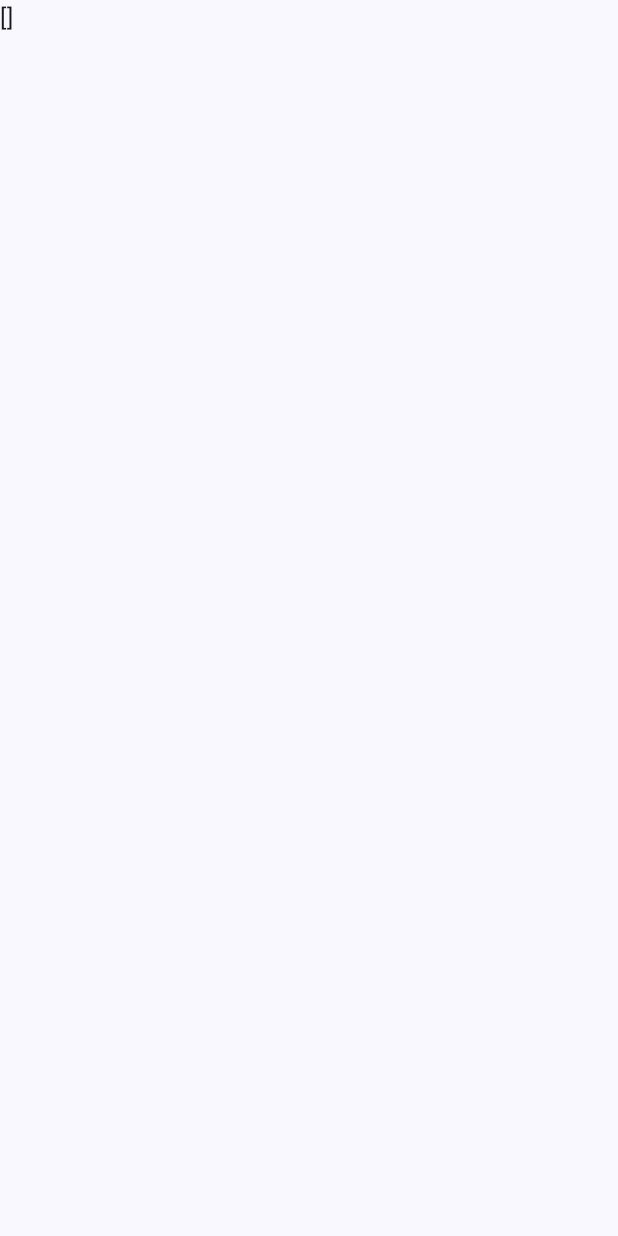
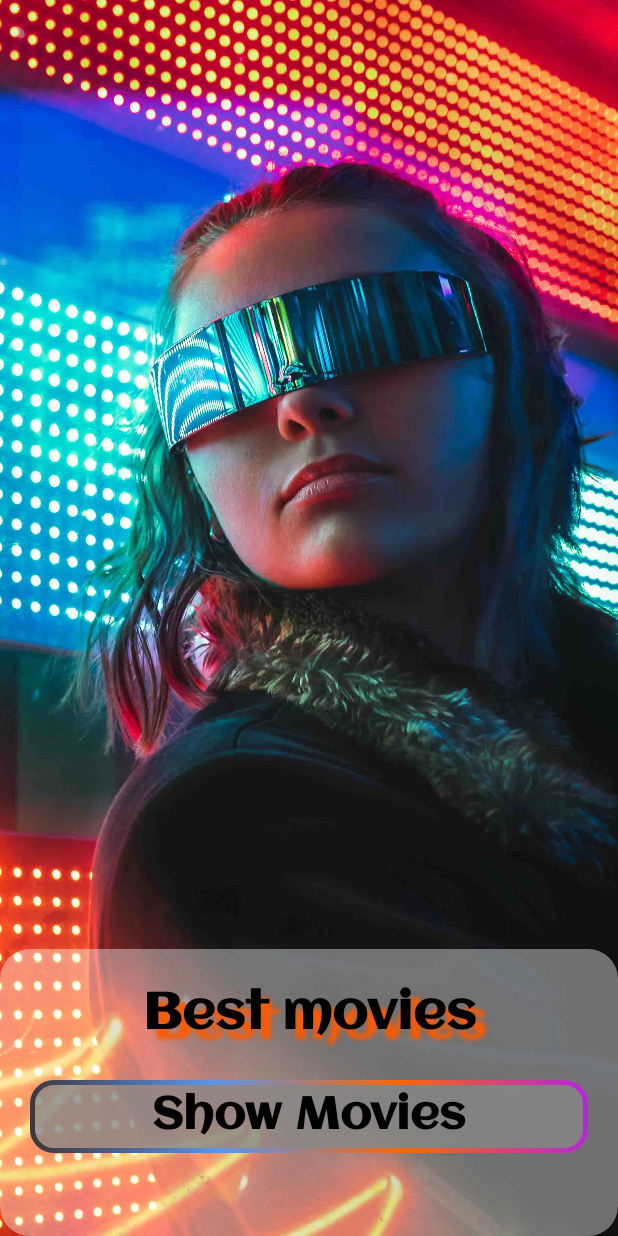
Before and after one commit to nakulsudhakar035/MoviesList, an Android app built with Jetpack Compose: the screen it shows after launch (MainActivity), on a phone screen of 412 x 824 dp. Before the commit the screen is almost empty. Run offline under Robolectric (Android 15) with nearby library versions, the phone set to English and light mode, and no system bars.

Commit message:
Added welcome and home screen.

```diff
--- a/app/src/main/java/com/nakuls/movieslist/MainActivity.kt
+++ b/app/src/main/java/com/nakuls/movieslist/MainActivity.kt
@@ -1,6 +1,7 @@
 package com.nakuls.movieslist
 
 import android.os.Bundle
+import android.view.WindowManager
 import androidx.activity.ComponentActivity
 import androidx.activity.compose.setContent
 import androidx.compose.foundation.background
@@ -11,8 +12,13 @@ import androidx.compose.material3.Surface
 import androidx.compose.material3.Text
 import androidx.compose.runtime.Composable
 import androidx.compose.ui.Modifier
+import androidx.compose.ui.geometry.Offset
+import androidx.compose.ui.graphics.Brush
+import androidx.compose.ui.graphics.Color
 import androidx.compose.ui.tooling.preview.Preview
+import androidx.core.view.WindowCompat
 import androidx.lifecycle.viewmodel.compose.viewModel
+import com.nakuls.movieslist.navigation.Navigation
 import com.nakuls.movieslist.ui.theme.MoviesListTheme
 import com.nakuls.movieslist.viewModel.MovieViewModel
 
@@ -22,13 +28,34 @@ class MainActivity : ComponentActivity() {
         setContent {
             MoviesListTheme {
                 // A surface container using the 'background' color from the theme
+                WindowCompat.setDecorFitsSystemWindows(window, false)
+                window.setFlags(
+                    WindowManager.LayoutParams.FLAG_LAYOUT_NO_LIMITS,
+                    WindowManager.LayoutParams.FLAG_LAYOUT_NO_LIMITS
+                )
+                val linearGradientBrush = Brush.linearGradient(
+                    colors = listOf(
+                        Color(0xFFB226E1),
+                        Color(0xFFFC6603),
+                        Color(0xFF5995EE),
+                        Color(0xFF3D3535)
+                    ),
+                    start = Offset(Float.POSITIVE_INFINITY, 0f),
+                    end = Offset(0f, Float.POSITIVE_INFINITY),
+                )
                 Surface(
                     modifier = Modifier.fillMaxSize(),
                     color = MaterialTheme.colorScheme.background
                 ) {
                     val movieViewModel = viewModel<MovieViewModel>()
                     val state = movieViewModel.state
-                    Text(text = state.movies.toString())
+                    Box(
+                        modifier = Modifier
+                            .fillMaxSize()
+                            .background(linearGradientBrush)
+                    ) {
+                        Navigation()
+                    }
                 }
             }
         }
--- /dev/null
+++ b/app/src/main/java/com/nakuls/movieslist/navigation/NavHost.kt
@@ -0,0 +1,20 @@
+package com.nakuls.movieslist.navigation
+
+import androidx.compose.runtime.Composable
+import androidx.navigation.compose.NavHost
+import androidx.navigation.compose.composable
+import androidx.navigation.compose.rememberNavController
+
+@Composable
+fun Navigation() {
+
+    val navController = rememberNavController()
+    NavHost(navController = navController, startDestination = "Welcome Screen") {
+        composable("Welcome Screen"){
+            WelcomeScreen(navController = navController)
+        }
+        composable("Home Screen"){
+            HomeScreen(navController = navController)
+        }
+    }
+}
--- /dev/null
+++ b/app/src/main/java/com/nakuls/movieslist/navigation/WelcomeScreen.kt
@@ -0,0 +1,114 @@
+package com.nakuls.movieslist.navigation
+
+import androidx.compose.foundation.BorderStroke
+import androidx.compose.foundation.Image
+import androidx.compose.foundation.background
+import androidx.compose.foundation.border
+import androidx.compose.foundation.layout.Arrangement
+import androidx.compose.foundation.layout.Box
+import androidx.compose.foundation.layout.Column
+import androidx.compose.foundation.layout.fillMaxSize
+import androidx.compose.foundation.layout.fillMaxWidth
+import androidx.compose.foundation.layout.padding
+import androidx.compose.foundation.layout.wrapContentHeight
+import androidx.compose.foundation.shape.RoundedCornerShape
+import androidx.compose.material3.Button
+import androidx.compose.material3.ButtonDefaults
+import androidx.compose.material3.Text
+import androidx.compose.runtime.Composable
+import androidx.compose.ui.Alignment
+import androidx.compose.ui.Modifier
+import androidx.compose.ui.geometry.Offset
+import androidx.compose.ui.graphics.Brush
+import androidx.compose.ui.graphics.Color
+import androidx.compose.ui.graphics.Shadow
+import androidx.compose.ui.layout.ContentScale
+import androidx.compose.ui.res.painterResource
+import androidx.compose.ui.text.TextStyle
+import androidx.compose.ui.text.font.Font
+import androidx.compose.ui.text.font.FontFamily
+import androidx.compose.ui.text.font.FontWeight
+import androidx.compose.ui.text.style.TextAlign
+import androidx.compose.ui.unit.dp
+import androidx.compose.ui.unit.sp
+import androidx.navigation.NavHostController
+import com.nakuls.movieslist.R
+
+@Composable
+fun WelcomeScreen(navController: NavHostController) {
+
+    val modifier = Modifier
+    Box(modifier = modifier.fillMaxSize()){
+        Image(
+            painter = painterResource(id = R.drawable.welcome_image),
+            contentDescription = "",
+            modifier.fillMaxSize(),
+            contentScale = ContentScale.Crop
+        )
+        Column(
+            modifier
+                .wrapContentHeight()
+                .fillMaxWidth()
+                .align(Alignment.BottomCenter)
+                .background(color = Color.White.copy(0.4f), RoundedCornerShape(20.dp)),
+            verticalArrangement = Arrangement.Bottom,
+            horizontalAlignment = Alignment.CenterHorizontally
+        ) {
+            val offset = Offset(10f,10f)
+            Text(
+                text = "Best movies",
+                modifier.padding(vertical = 25.dp),
+                fontWeight = FontWeight.Bold,
+                color = Color.Black,
+                style = TextStyle(
+                    fontSize = 34.sp,
+                    shadow = Shadow(
+                        color = Color(0xFFFC5A03),
+                        offset = offset,
+                        blurRadius = 3f
+                    ),
+                    fontFamily = FontFamily(Font(R.font.aclonica)),
+                    textAlign = TextAlign.Center
+                )
+            )
+            val linearGradientBrush = Brush.linearGradient(
+                colors = listOf(
+                    Color(0xFFB226E1),
+                    Color(0xFFFC6603),
+                    Color(0xFF5995EE),
+                    Color(0xFF3D3535)
+                ),
+                start = Offset(Float.POSITIVE_INFINITY, 0f),
+                end = Offset(0f, Float.POSITIVE_INFINITY),
+            )
+            Button(
+                onClick = {
+                    navController.navigate("Home Screen")
+                          },
+                modifier
+                    .padding(bottom = 55.dp, start = 20.dp, end = 20.dp)
+                    .fillMaxWidth()
+                    .background(color = Color.Gray.copy(0.8f), RoundedCornerShape(16.dp))
+                    .border(
+                        BorderStroke(
+                            3.dp,
+                            linearGradientBrush
+                        ),
+                        shape = RoundedCornerShape(16.dp)
+                    ),
+                colors = ButtonDefaults.buttonColors(
+                    containerColor = Color.Transparent
+                )
+            ) {
+                Text(text = "Show Movies",
+                    style = TextStyle(
+                        fontSize = 30.sp,
+                        fontWeight = FontWeight.Bold,
+                        color = Color.Black,
+                        fontFamily = FontFamily(Font(R.font.aclonica)),
+                        textAlign = TextAlign.Center
+                    ))
+            }
+        }
+    }
+}
```
Also changed, not shown: app/src/main/java/com/nakuls/movieslist/navigation/HomeScreen.kt (added, +48 -0 lines), app/src/main/java/com/nakuls/movieslist/navigation/ItemUi.kt (added, +101 -0 lines), app/src/main/java/com/nakuls/movieslist/navigation/TopBar.kt (added, +19 -0 lines), app/src/main/res/drawable/welcome_image.jpg (added), app/src/main/res/font/aclonica.ttf (added).
